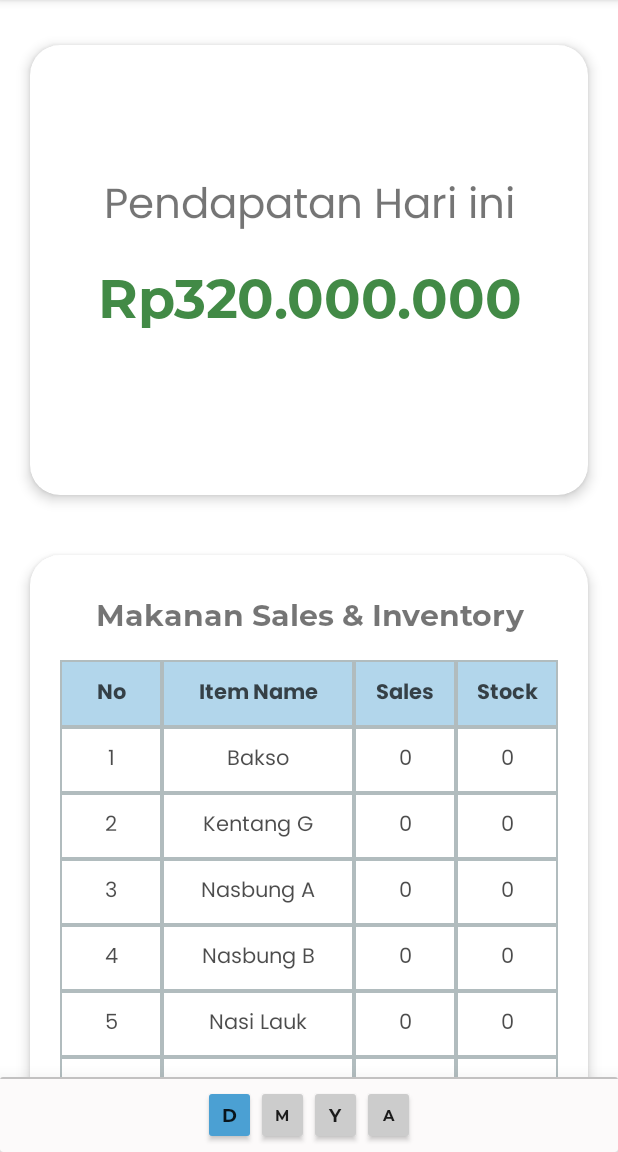
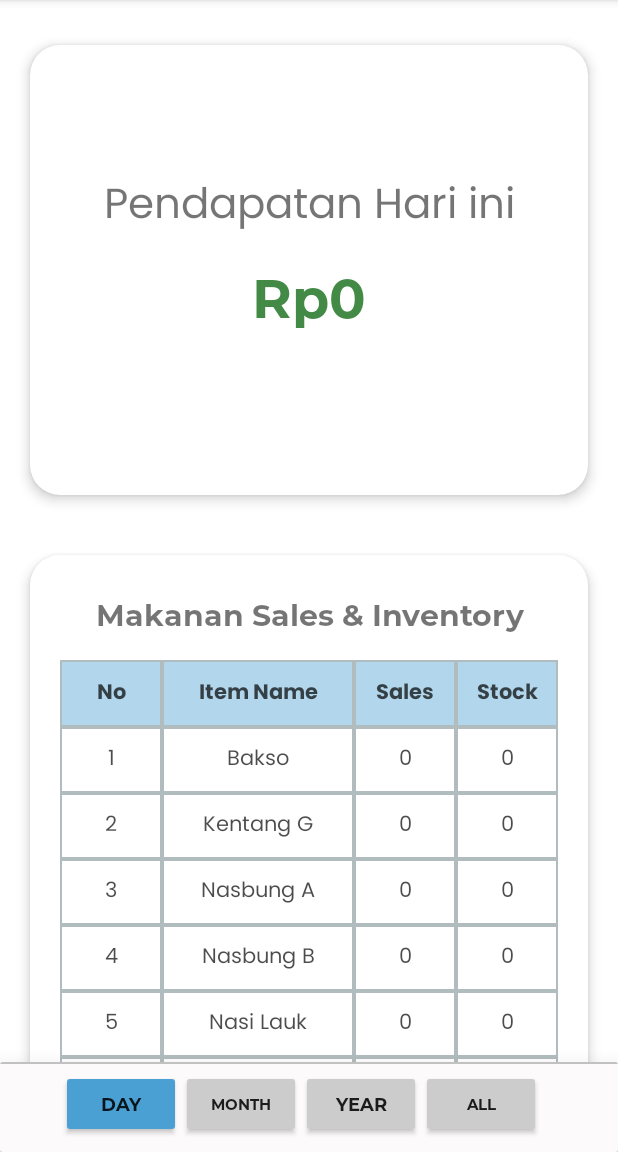
Before and after one commit to fajrulalam/dashboard-and-inventory, an Android app: the screen it shows after launch (MainActivity), on a phone screen of 412 x 824 dp, the part 84-1236 px from its top. Run offline under Robolectric (Android 15) with nearby library versions, the phone set to English and light mode, and no system bars; our stand-ins replace Firebase (no records; nobody signed in at launch, a user with empty details on screens opened directly).

Commit message:
minor fixes, better UI

```diff
--- a/app/src/main/java/com/example/dashboardandinventory/MainActivity.java
+++ b/app/src/main/java/com/example/dashboardandinventory/MainActivity.java
@@ -183,6 +183,90 @@ public class MainActivity extends AppCompatActivity {
 
 
         countRevenue(getDate());
+        String date_makanan = "";
+        for (int i = 0; i < makananList.size(); i++) {
+            date_makanan = getDate() + "_" + makananList.get(i);
+
+
+            fs.collection("TransactionDetail").whereEqualTo("day_itemID", date_makanan).get().addOnSuccessListener(new OnSuccessListener<QuerySnapshot>() {
+                @Override
+                public void onSuccess(QuerySnapshot queryDocumentSnapshots) {
+                    List<DocumentSnapshot> snapshotList = queryDocumentSnapshots.getDocuments();
+                    int sum = 0;
+                    for (DocumentSnapshot snapshot : snapshotList) {
+                        Map<String, Object> map = (Map<String, Object>) snapshot.getData();
+                        Object subtotal = map.get("quantity");
+                        Object item = map.get("itemID");
+                        String item_string = item.toString();
+                        int pValue = Integer.parseInt(String.valueOf(subtotal));
+                        sum += pValue;
+                        Log.i(TAG, "onSuccess: " + item_string + " " + sum);
+                        doSwitchMakananSales(item_string, sum);
+                    }
+                }
+            });
+
+            fs.collection("Stock").whereEqualTo("day_itemID", date_makanan).get().addOnSuccessListener(new OnSuccessListener<QuerySnapshot>() {
+                @Override
+                public void onSuccess(QuerySnapshot queryDocumentSnapshots) {
+                    List<DocumentSnapshot> snapshotList = queryDocumentSnapshots.getDocuments();
+                    int sum = 0;
+                    for (DocumentSnapshot snapshot : snapshotList) {
+                        Map<String, Object> map = (Map<String, Object>) snapshot.getData();
+                        Object subtotal = map.get("quantity");
+                        Object item = map.get("itemID");
+                        String item_string = item.toString();
+                        int pValue = Integer.parseInt(String.valueOf(subtotal));
+                        sum += pValue;
+                        doSwitchMakananInventory(item_string, sum);
+                    }
+                }
+            });
+
+
+        }
+        String date_minuman = "";
+        for (int i = 0; i < minumanList.size(); i++) {
+            date_minuman = getDate() + "_" + minumanList.get(i);
+
+
+
+            fs.collection("TransactionDetail").whereEqualTo("day_itemID", date_minuman).get().addOnSuccessListener(new OnSuccessListener<QuerySnapshot>() {
+                @Override
+                public void onSuccess(QuerySnapshot queryDocumentSnapshots) {
+                    List<DocumentSnapshot> snapshotList = queryDocumentSnapshots.getDocuments();
+                    int sum = 0;
+                    for (DocumentSnapshot snapshot : snapshotList) {
+                        Map<String, Object> map = (Map<String, Object>) snapshot.getData();
+                        Object item = map.get("itemID");
+                        Object subtotal = map.get("quantity");
+                        String item_string = item.toString();
+                        int pValue = Integer.parseInt(String.valueOf(subtotal));
+                        sum += pValue;
+                        doSwitchMinumanSales(item_string, sum);
+
+                    }
+                }
+            });
+
+            fs.collection("Stock").whereEqualTo("day_itemID", date_minuman).get().addOnSuccessListener(new OnSuccessListener<QuerySnapshot>() {
+                @Override
+                public void onSuccess(QuerySnapshot queryDocumentSnapshots) {
+                    List<DocumentSnapshot> snapshotList = queryDocumentSnapshots.getDocuments();
+                    int sum = 0;
+                    for (DocumentSnapshot snapshot : snapshotList) {
+                        Map<String, Object> map = (Map<String, Object>) snapshot.getData();
+                        Object subtotal = map.get("quantity");
+                        Object item = map.get("itemID");
+                        String item_string = item.toString();
+                        int pValue = Integer.parseInt(String.valueOf(subtotal));
+                        sum += pValue;
+                        doSwitchMinumanInventory(item_string, sum);
+                    }
+                }
+
+            });
+        }
 
 
     }
--- a/app/src/main/res/layout/activity_main.xml
+++ b/app/src/main/res/layout/activity_main.xml
@@ -9,7 +9,7 @@
     <androidx.cardview.widget.CardView
         android:id="@+id/timeframeBelt_container"
         android:layout_width="match_parent"
-        android:layout_height="50dp"
+        android:layout_height="60dp"
         android:layout_alignParentBottom="true"
         android:layout_marginTop="20dp"
         app:cardBackgroundColor="#FCFAFA"
@@ -26,13 +26,13 @@
 
         <LinearLayout
             android:layout_width="match_parent"
-            android:layout_height="40dp"
+            android:layout_height="45dp"
             android:layout_margin="5dp"
             android:layout_marginTop="5dp"
             android:orientation="horizontal">
 
             <View
-                android:layout_width="130dp"
+                android:layout_width="35dp"
                 android:layout_height="match_parent"
                 android:layout_weight="0"
                 android:paddingTop="10dp"
@@ -43,11 +43,11 @@
 
             <androidx.appcompat.widget.AppCompatButton
                 android:id="@+id/buttonDaily"
-                android:layout_width="35dp"
+                android:layout_width="80dp"
                 android:layout_height="match_parent"
                 android:backgroundTint="@color/buttonSelected"
                 android:fontFamily="@font/montserrat_bold"
-                android:text="D"
+                android:text="Day"
                 android:textSize="12dp"
                 android:onClick="timeFrameButtonClick"
                 android:tag="day"
@@ -55,11 +55,11 @@
 
             <androidx.appcompat.widget.AppCompatButton
                 android:id="@+id/buttonMonthly"
-                android:layout_width="35dp"
+                android:layout_width="80dp"
                 android:layout_height="match_parent"
                 android:elevation="10dp"
                 android:fontFamily="@font/montserrat_bold"
-                android:text="M"
+                android:text="Month"
                 android:backgroundTint="@color/buttonNotSelected"
                 android:textSize="10dp"
                 android:onClick="timeFrameButtonClick"
@@ -67,11 +67,11 @@
 
             <androidx.appcompat.widget.AppCompatButton
                 android:id="@+id/buttonYearly"
-                android:layout_width="35dp"
+                android:layout_width="80dp"
                 android:layout_height="match_parent"
                 android:elevation="10dp"
                 android:fontFamily="@font/montserrat_bold"
-                android:text="Y"
+                android:text="Year"
                 android:backgroundTint="@color/buttonNotSelected"
                 android:textSize="12dp"
                 android:onClick="timeFrameButtonClick"
@@ -79,12 +79,12 @@
 
             <androidx.appcompat.widget.AppCompatButton
                 android:id="@+id/buttonAlltime"
-                android:layout_width="35dp"
+                android:layout_width="80dp"
                 android:layout_height="match_parent"
                 android:elevation="10dp"
                 android:backgroundTint="@color/buttonNotSelected"
                 android:fontFamily="@font/montserrat_bold"
-                android:text="A"
+                android:text="All"
                 android:textSize="10dp"
                 android:onClick="timeFrameButtonClick"
                 android:tag="alltime"/>
@@ -134,7 +134,7 @@
                 android:id="@+id/nominalPendapatan"
                 android:layout_width="match_parent"
                 android:layout_height="match_parent"
-                android:text="Rp320.000.000"
+                android:text="Rp0"
                 android:layout_gravity="center"
                 android:textAlignment="center"
                 android:layout_marginTop="95dp"
@@ -271,9 +271,11 @@
                         android:gravity="center"
                         android:padding="10dp"
                         android:text="0"
+                        android:textColor="#B3000000"
+                        android:textSize="14sp">
 
-                        android:textColor="#B3000000"
-                        android:textSize="14sp"></TextView>
+
+                    </TextView>
 
                 </TableRow>
 
```
